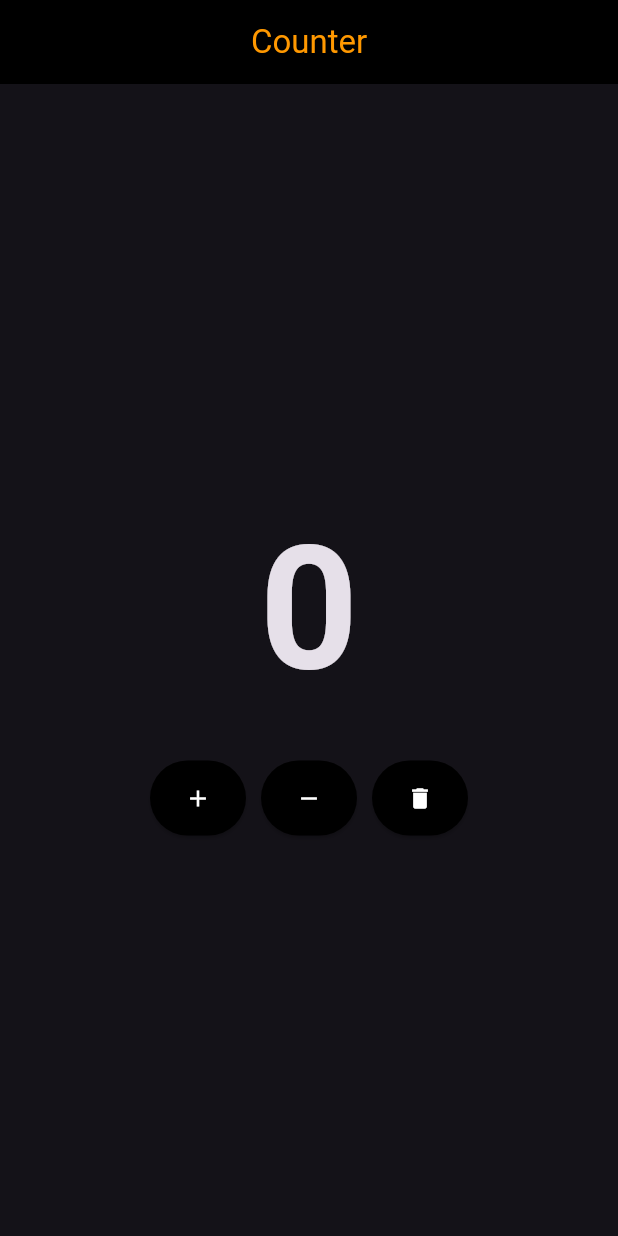
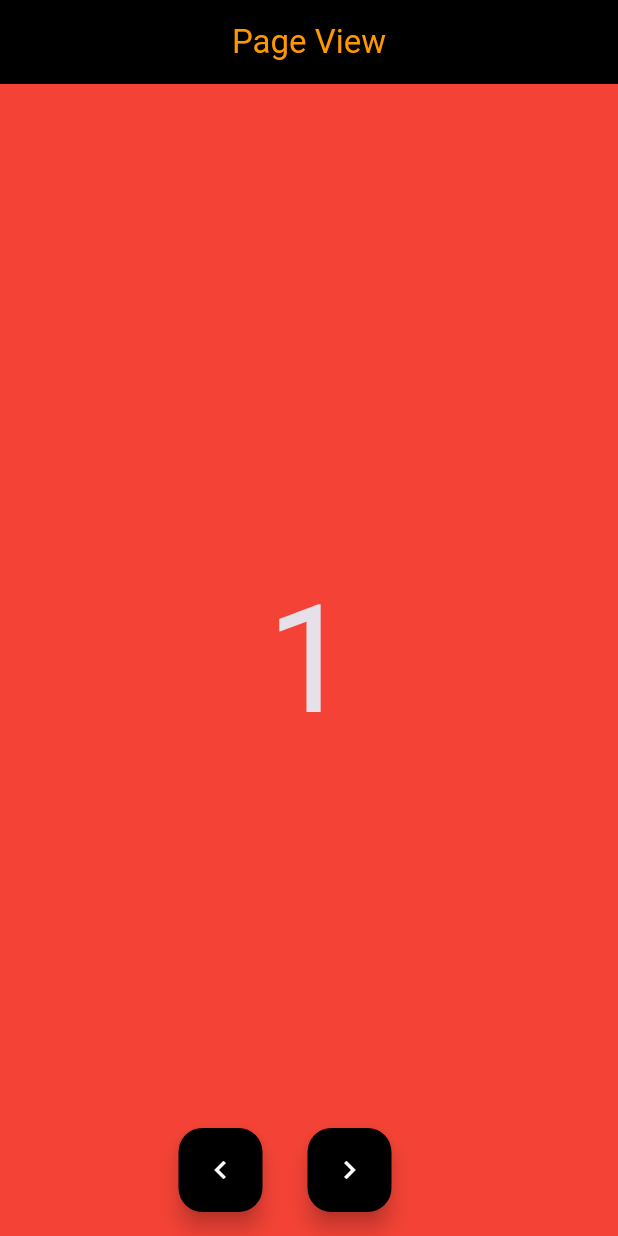
Before and after one commit to Burakyilmam/FlutterTekrar, a Flutter app: the screen it shows after launch, on a phone screen of 412 x 824 dp. Run offline on Flutter 3.47's test engine with Material 3 defaults, Android fonts, the phone set to English and light mode, and no system bars.

Commit message:
Page View uygulaması yapıldı.

```diff
--- /dev/null
+++ b/lib/101/PageviewApp.dart
@@ -0,0 +1,72 @@
+import 'package:demo/101/CounterApp.dart';
+import 'package:flutter/material.dart';
+
+class PageviewApp extends StatefulWidget {
+  const PageviewApp({Key? key}) : super(key: key);
+
+  @override
+  _PageviewAppState createState() => _PageviewAppState();
+}
+
+class _PageviewAppState extends State<PageviewApp> {
+  final pageController = PageController();
+  @override
+  Widget build(BuildContext context) {
+    return Scaffold(
+      appBar: AppBar(
+        title: const Text(
+          'Page View',
+          style: TextStyle(color: Colors.orange),
+        ),
+        centerTitle: true,
+        backgroundColor: Colors.black,
+      ),
+      floatingActionButton: Row(
+        mainAxisAlignment: MainAxisAlignment.center,
+        children: [
+          Padding(
+            padding: const EdgeInsets.only(right: 30),
+            child: FloatingActionButton(
+              foregroundColor: Colors.white,
+              backgroundColor: Colors.black,
+              onPressed: () {
+                pageController.previousPage(duration: const Duration(milliseconds: 450), curve: Curves.linear);
+              },
+              child: const Icon(Icons.chevron_left),
+            ),
+          ),
+            FloatingActionButton(
+              foregroundColor: Colors.white,
+              backgroundColor: Colors.black,
+              onPressed: () {
+                pageController.nextPage(duration: const Duration(milliseconds: 450), curve: Curves.linear);
+              },
+              child: const Icon(Icons.chevron_right),
+            ),
+        ],
+      ),
+      body: PageView(
+        controller: pageController,
+        children: [
+          Container(
+            color: Colors.red,
+            child: const Center(child: Text("1", style: TextStyle(fontSize: 100),)),
+          ),
+          Container(
+            color: Colors.blue,
+            child: const Center(child: Text("2", style: TextStyle(fontSize: 100),)),
+          ),
+          Container(
+            color: Colors.green,
+            child: const Center(child: Text("3", style: TextStyle(fontSize: 100),)),
+          ),
+          Container(
+            color: Colors.orange,
+            child: const Center(child: Text("4", style: TextStyle(fontSize: 100),)),
+          ),
+          const CounterApp(),
+        ],
+      ),
+    );
+  }
+}
--- a/lib/main.dart
+++ b/lib/main.dart
@@ -1,4 +1,4 @@
-import 'package:demo/101/CounterApp.dart';
+import 'package:demo/101/PageviewApp.dart';
 import 'package:flutter/material.dart';
 
 void main() {
@@ -17,7 +17,7 @@ class MyApp extends StatelessWidget {
           backgroundColor: Colors.black,
         )
       ),
-      home: CounterApp(),
+      home: PageviewApp(),
     );
   }
 }
```
